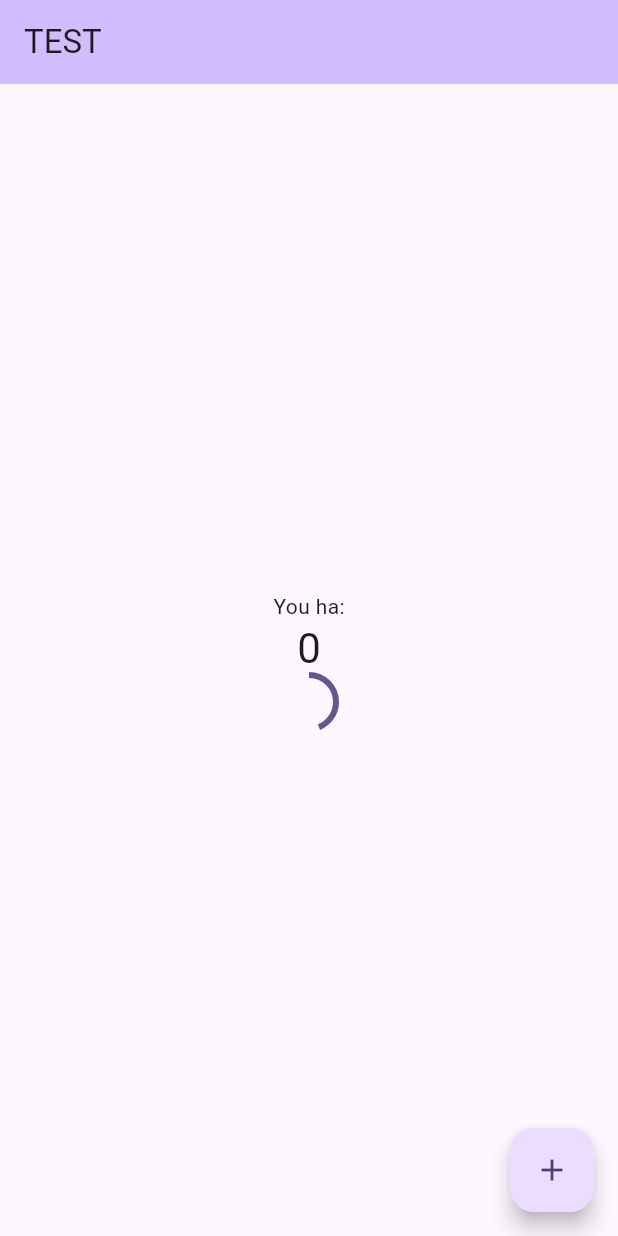
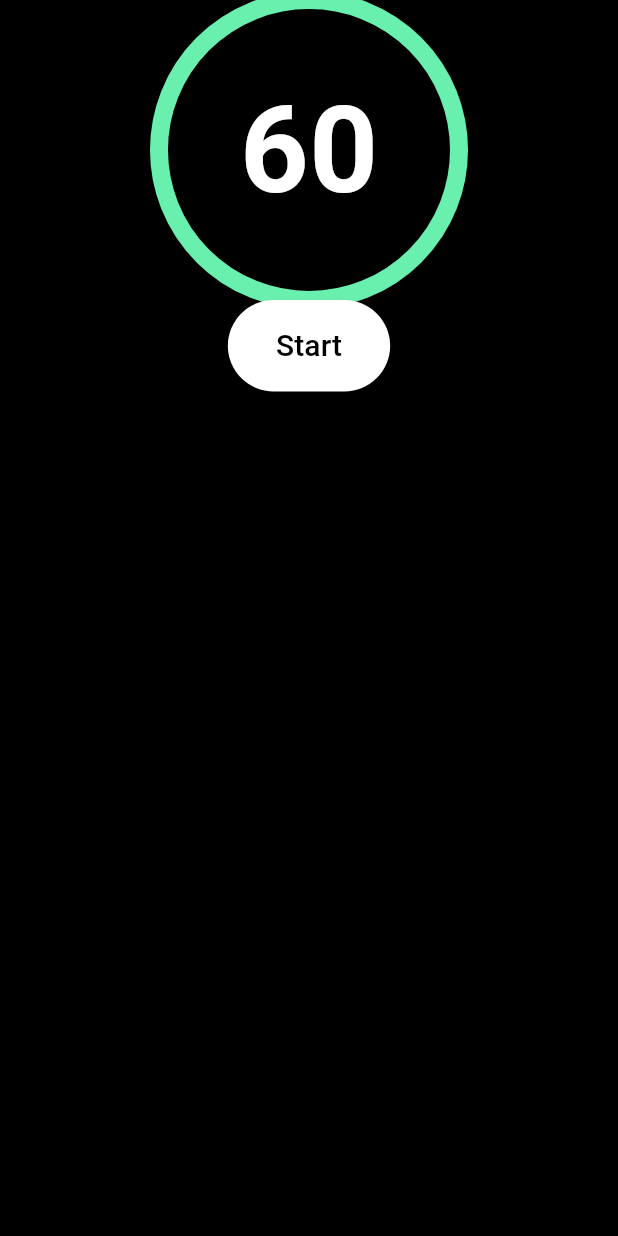
Before and after one commit to nickywongdong/timr, a Flutter app: the screen it shows after launch, on a phone screen of 412 x 824 dp. Run offline on Flutter 3.47's test engine with Material 3 defaults, Android fonts, the phone set to English and light mode, and no system bars.

Commit message:
added start timer button

```diff
--- a/lib/main.dart
+++ b/lib/main.dart
@@ -1,4 +1,9 @@
 import 'package:flutter/material.dart';
+import 'dart:async';
+//Path to lib is actually name of project which is defined in pubspec.yaml, not lib/...
+import 'package:timr/widget/start_button.dart';
+import 'package:timr/widget/time_display.dart';
+import 'package:timr/models.dart';
 
 void main() {
   runApp(const MyApp());
@@ -28,6 +33,7 @@ class MyApp extends StatelessWidget {
         //
         // This works for code too, not just values: Most code changes can be
         // tested with just a hot reload.
+        scaffoldBackgroundColor: Colors.black,
         colorScheme: ColorScheme.fromSeed(seedColor: Colors.deepPurple),
         useMaterial3: true,
       ),
@@ -39,54 +45,31 @@ class MyApp extends StatelessWidget {
 class MyHomePage extends StatefulWidget {
   const MyHomePage({super.key, required this.title});
 
-  // This widget is the home page of your application. It is stateful, meaning
-  // that it has a State object (defined below) that contains fields that affect
-  // how it looks.
+  final String title;
 
-  // This class is the configuration for the state. It holds the values (in this
-  // case the title) provided by the parent (in this case the App widget) and
-  // used by the build method of the State. Fields in a Widget subclass are
-  // always marked "final".
-
-  final String title;
 
   @override
   State<MyHomePage> createState() => _MyHomePageState();
 }
 
-class _MyHomePageState extends State<MyHomePage> with TickerProviderStateMixin {
-  int _counter = 0;
-  late AnimationController controller;
+class _MyHomePageState extends State<MyHomePage> {
+  //TOOD what does static mean
+  late TimerSettings timerSettings;
 
+  //TODO What does super.initstate() do
   @override
-  void initState() {
-    controller = AnimationController(
-      /// [AnimationController]s can be created with `vsync: this` because of
-      /// [TickerProviderStateMixin].
-      vsync: this,
-      duration: const Duration(seconds: 5),
-    )..addListener(() {
-        setState(() {});
-      });
-    controller.repeat(reverse: true);
+  initState() {
     super.initState();
+    timerSettings = TimerSettings(onTickChanged: onTickChanged);
   }
 
-  @override
-  void dispose() {
-    controller.dispose();
-    super.dispose();
-  }
-  void _incrementCounter() {
-    setState(() {
-      // This call to setState tells the Flutter framework that something has
-      // changed in this State, which causes it to rerun the build method below
-      // so that the display can reflect the updated values. If we changed
-      // _counter without calling setState(), then the build method would not be
-      // called again, and so nothing would appear to happen.
-      _counter++;
-    });
-  }
+  onTickChanged() {setState(() {});}
+
+  // //TODO what does disposeState do
+  // @override
+  // disposeState() {
+  //   super.dispose();
+  // }
 
   @override
   Widget build(BuildContext context) {
@@ -97,53 +80,19 @@ class _MyHomePageState extends State<MyHomePage> with TickerProviderStateMixin {
     // fast, so that you can just rebuild anything that needs updating rather
     // than having to individually change instances of widgets.
     return Scaffold(
-      appBar: AppBar(
-        // TRY THIS: Try changing the color here to a specific color (to
-        // Colors.amber, perhaps?) and trigger a hot reload to see the AppBar
-        // change color while the other colors stay the same.
-        backgroundColor: Theme.of(context).colorScheme.inversePrimary,
-        // Here we take the value from the MyHomePage object that was created by
-        // the App.build method, and use it to set our appbar title.
-        title: Text(widget.title),
-      ),
       body: Center(
-        // Center is a layout widget. It takes a single child and positions it
-        // in the middle of the parent.
-        child: Column(
-          // Column is also a layout widget. It takes a list of children and
-          // arranges them vertically. By default, it sizes itself to fit its
-          // children horizontally, and tries to be as tall as its parent.
-          //
-          // Column has various properties to control how it sizes itself and
-          // how it positions its children. Here we use mainAxisAlignment to
-          // center the children vertically; the main axis here is the vertical
-          // axis because Columns are vertical (the cross axis would be
-          // horizontal).
-          //
-          // TRY THIS: Invoke "debug painting" (choose the "Toggle Debug Paint"
-          // action in the IDE, or press "p" in the console), to see the
-          // wireframe for each widget.
-          mainAxisAlignment: MainAxisAlignment.center,
-          children: <Widget>[
-            const Text(
-              'You ha:',
-            ),
-            Text(
-              '$_counter',
-              style: Theme.of(context).textTheme.headlineMedium,
-            ),
-            CircularProgressIndicator(
-              value: controller.value,
-              semanticsLabel: 'Circular progress indicator',
-            )
-          ],
-        ),
-      ),
-      floatingActionButton: FloatingActionButton(
-        onPressed: _incrementCounter,
-        tooltip: 'Increment',
-        child: const Icon(Icons.add),
-      ), // This trailing comma makes auto-formatting nicer for build methods.
+        child: Column(children: [
+          TimeDisplay(timerSettings: timerSettings),
+          StartButton(
+            text: 'Start',
+            color: Colors.black,
+            backgroundColor: Colors.white,
+            onClicked: () {
+              timerSettings.startWorkout();
+            },
+          )
+        ],)
+      )
     );
   }
 }
--- /dev/null
+++ b/lib/models.dart
@@ -0,0 +1,89 @@
+import 'dart:async';
+
+class TimerSettings {
+  int repCount;
+  Duration repDuration;
+  Duration restDuration;
+  Duration? countDownTimer;
+  Duration totalTimeElapsed;
+  Duration timeRemaining;
+  Timer? timer;
+  bool isRep;
+  Function onTickChanged;
+  //sound
+
+  TimerSettings({
+    required this.onTickChanged,
+    this.repCount = 1,
+    this.repDuration = const Duration(seconds: 60),
+    this.restDuration = const Duration(seconds: 10),
+    this.totalTimeElapsed = const Duration(seconds: 0),
+    this.timeRemaining = const Duration(seconds: 60),
+    this.isRep = true,
+  });
+
+  int getRemainingTime() {
+    return timeRemaining.inSeconds;
+  }
+
+  double getTimeRemainingPercentage() {
+    Duration timeDuration = isRep ? repDuration : restDuration;
+    Duration elapsedDuration = timeDuration - timeRemaining;
+    return elapsedDuration.inSeconds / timeDuration.inSeconds;
+  }
+
+  void _tick() {
+    totalTimeElapsed += const Duration(seconds: 1);
+    timeRemaining -= const Duration(seconds: 1);
+    onTickChanged();
+  }
+
+  void restTick(Timer timer) {
+    if (repCount < 0) {
+      pauseTimer();
+    } else {
+      if (timeRemaining < const Duration(seconds: 1)) {
+        timer = Timer.periodic(const Duration(seconds: 1), repTick);
+        isRep = true;
+      } else {
+        _tick();
+      }
+    }
+  }
+
+  void repTick(Timer timer) {
+    if (repCount < 0) {
+      pauseTimer();
+    } else {
+      if (timeRemaining < const Duration(seconds: 1)){
+        repCount--;
+        timer = Timer.periodic(const Duration(seconds: 1), restTick);
+        timeRemaining = restDuration;
+        isRep = false;
+      } else {
+        _tick();
+      }
+    }
+  }
+  void startWorkout() {
+    if (totalTimeElapsed == getTotalWorkoutTime()) {
+      totalTimeElapsed = const Duration(seconds: 0);
+    }
+    timeRemaining = repDuration;
+    isRep = true;
+    repCount--;
+    timer = Timer.periodic(const Duration(seconds: 1), repTick);
+  }
+
+  Duration getTotalWorkoutTime() {
+    return (repDuration + restDuration) * repCount;
+  }
+
+  bool isTimerActive() {
+    return timer?.isActive ?? false;
+  }
+
+  void pauseTimer() {
+    timer?.cancel();
+  }
+}
--- /dev/null
+++ b/lib/widget/start_button.dart
@@ -0,0 +1,30 @@
+import 'package:flutter/material.dart';
+
+class StartButton extends StatelessWidget {
+  final String text;
+  final Color color;
+  final Color backgroundColor;
+  final VoidCallback onClicked;
+
+  //This is the constructor
+  const StartButton({
+    Key? key,
+    required this.text,
+    this.color = Colors.white,
+    this.backgroundColor = Colors.black,
+    required this.onClicked,
+  }) : super(key: key);
+
+  @override
+  Widget build(BuildContext context) => ElevatedButton(
+    style: ElevatedButton.styleFrom(
+      backgroundColor: backgroundColor,
+      padding: EdgeInsets.symmetric(horizontal: 32, vertical: 16)
+    ),
+    onPressed: onClicked,
+    child: Text(
+      text,
+      style: TextStyle(fontSize: 20, color: color),
+    ),
+  );
+}
--- /dev/null
+++ b/lib/widget/time_display.dart
@@ -0,0 +1,46 @@
+import 'package:flutter/material.dart';
+import 'package:timr/models.dart';
+
+class TimeDisplay extends StatelessWidget {
+  Color color;
+  Color backgroundColor;
+  TimerSettings timerSettings;
+
+    TimeDisplay({
+    super.key,
+    this.color = Colors.white,
+    this.backgroundColor = Colors.black,
+    required this.timerSettings
+  });
+
+  @override
+  Widget build(BuildContext context) {
+  return SizedBox(
+    width: 200,
+    height: 200,
+    child: Stack(
+    fit: StackFit.expand,
+    children: [
+      CircularProgressIndicator(
+        value: timerSettings.getTimeRemainingPercentage(),
+        valueColor: AlwaysStoppedAnimation(Colors.white),
+        backgroundColor: Colors.greenAccent,
+        strokeWidth: 12,
+      ),
+      Center(child: buildTimr())
+    ])
+  );
+}
+
+  Widget buildTimr() {
+    int seconds = timerSettings.getRemainingTime();
+    return Text(
+      '$seconds',
+      style: const TextStyle(
+        fontWeight: FontWeight.bold,
+        color: Colors.white,
+        fontSize: 80
+      )
+    );
+  }
+}
```
Also changed, not shown: 1 other file.
